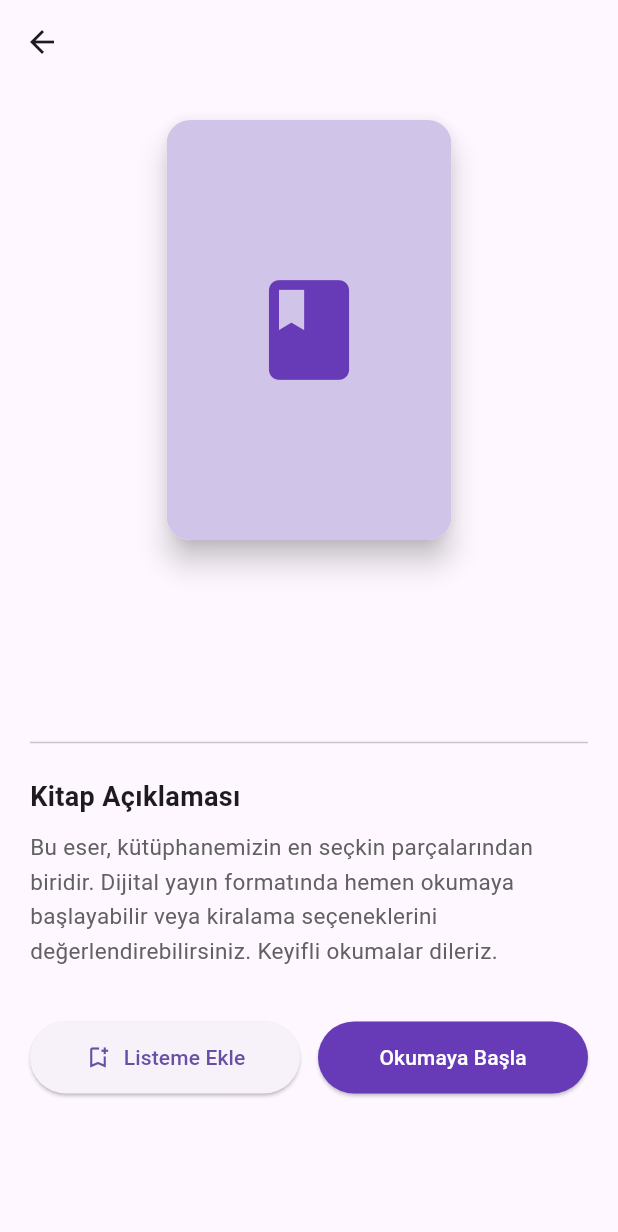
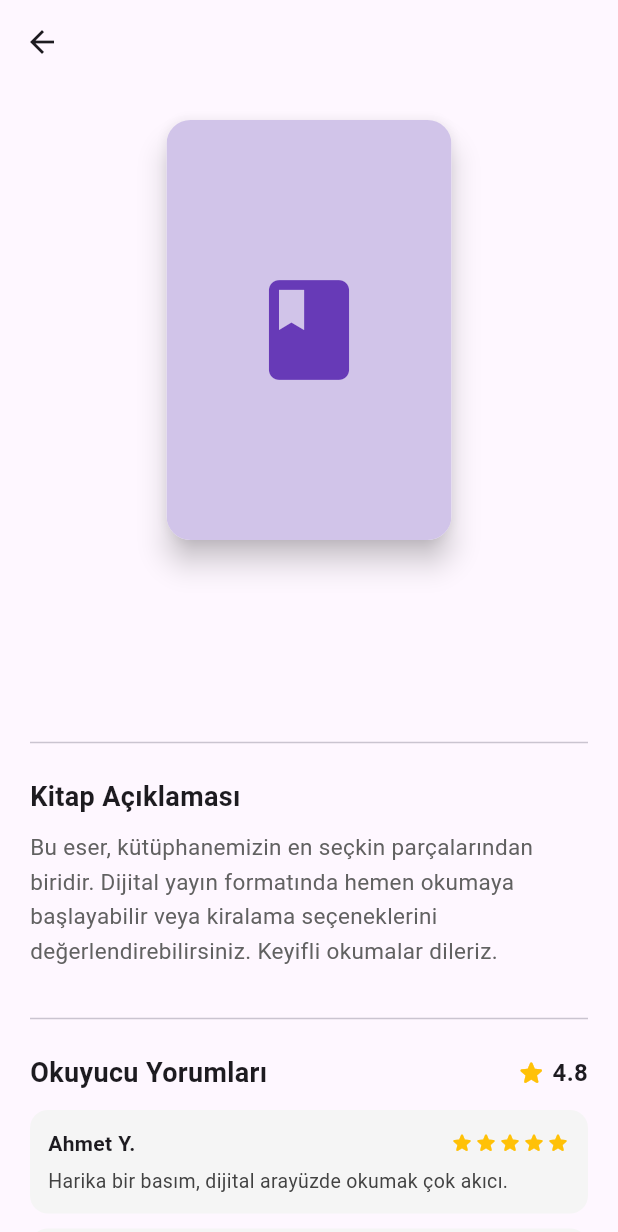
Before and after one commit to uelif1383-spec/233301159_elifUysal_Flutter_Proje, a Flutter app: the BookDetailPage screen opened directly with empty values, on a phone screen of 412 x 824 dp. Shown: the top 1232 px of the screen. Run offline on Flutter 3.47's test engine with Material 3 defaults, Android fonts, the phone set to English and light mode, and no system bars; key blocks and very long unbroken strings in the code were emptied for the run.

Commit message:
detay sayfasına kullanıcı yorumları görüntüleme eklendi.

```diff
--- a/lib/main.dart
+++ b/lib/main.dart
@@ -111,6 +111,31 @@ class BookDetailPage extends StatelessWidget {
               "Bu eser, kütüphanemizin en seçkin parçalarından biridir. Dijital yayın formatında hemen okumaya başlayabilir veya kiralama seçeneklerini değerlendirebilirsiniz. Keyifli okumalar dileriz.",
               style: TextStyle(fontSize: 15, color: Colors.grey.shade700, height: 1.5),
             ),
+
+            // 🆕 YENİ EKLENEN BÖLÜM: Okuyucu Yorumları ve Değerlendirmeler
+            const SizedBox(height: 25),
+            const Divider(),
+            const SizedBox(height: 15),
+            const Align(
+              alignment: Alignment.centerLeft,
+              child: Row(
+                mainAxisAlignment: MainAxisAlignment.spaceBetween,
+                children: [
+                  Text("Okuyucu Yorumları", style: TextStyle(fontSize: 18, fontWeight: FontWeight.bold)),
+                  Row(
+                    children: [
+                      Icon(Icons.star_rounded, color: Colors.amber, size: 20),
+                      SizedBox(width: 4),
+                      Text("4.8", style: TextStyle(fontSize: 16, fontWeight: FontWeight.bold)),
+                    ],
+                  ),
+                ],
+              ),
+            ),
+            const SizedBox(height: 12),
+            _buildCommentItem("Ahmet Y.", "Harika bir basım, dijital arayüzde okumak çok akıcı.", 5),
+            _buildCommentItem("Zeynep K.", "Her kitaplıkta bulunması gereken başucu eserlerinden biri.", 4),
+
             const SizedBox(height: 35),
             Row(
               children: [
@@ -136,6 +161,41 @@ class BookDetailPage extends StatelessWidget {
                 ),
               ],
             ),
+          ],
+        ),
+      ),
+    );
+  }
+
+  Widget _buildCommentItem(String name, String comment, int rating) {
+    return Card(
+      elevation: 0,
+      color: Colors.grey.shade100,
+      margin: const EdgeInsets.only(bottom: 10),
+      shape: RoundedRectangleBorder(borderRadius: BorderRadius.circular(12)),
+      child: Padding(
+        padding: const EdgeInsets.all(12.0),
+        child: Column(
+          crossAxisAlignment: CrossAxisAlignment.start,
+          children: [
+            Row(
+              mainAxisAlignment: MainAxisAlignment.spaceBetween,
+              children: [
+                Text(name, style: const TextStyle(fontWeight: FontWeight.bold, fontSize: 14)),
+                Row(
+                  children: List.generate(
+                    5,
+                        (index) => Icon(
+                      Icons.star_rounded,
+                      color: index < rating ? Colors.amber : Colors.grey.shade400,
+                      size: 16,
+                    ),
+                  ),
+                ),
+              ],
+            ),
+            const SizedBox(height: 6),
+            Text(comment, style: TextStyle(fontSize: 13, color: Colors.grey.shade800)),
           ],
         ),
       ),
@@ -327,7 +387,6 @@ class MainNavigationHolder extends StatefulWidget {
 class _MainNavigationHolderState extends State<MainNavigationHolder> {
   int _selectedIndex = 0;
 
-  // Tasarım değişmedi, sadece Satıcı Moduna 3. sayfa olarak "SellerOrders" entegre edildi
   List<Widget> get _pages => isSellerMode
       ? [const SellerDashboard(), const SellerInventory(), const SellerOrders(), const ProfilePage()]
       : [const UserHome(), const MyLibrary(), const ProfilePage()];
@@ -337,7 +396,7 @@ class _MainNavigationHolderState extends State<MainNavigationHolder> {
     return Scaffold(
       body: _pages[_selectedIndex],
       bottomNavigationBar: BottomNavigationBar(
-        type: BottomNavigationBarType.fixed, // Eleman sayısı 3'ü geçince kaymayı engeller
+        type: BottomNavigationBarType.fixed,
         currentIndex: _selectedIndex,
         onTap: (index) => setState(() => _selectedIndex = index),
         selectedItemColor: isSellerMode ? Colors.indigo : Colors.deepPurple,
@@ -345,7 +404,7 @@ class _MainNavigationHolderState extends State<MainNavigationHolder> {
             ? const [
           BottomNavigationBarItem(icon: Icon(Icons.space_dashboard_rounded), label: 'Panel'),
           BottomNavigationBarItem(icon: Icon(Icons.inventory_2_rounded), label: 'Stoklar'),
-          BottomNavigationBarItem(icon: Icon(Icons.receipt_long_rounded), label: 'Siparişler'), // YENİ BUTON
+          BottomNavigationBarItem(icon: Icon(Icons.receipt_long_rounded), label: 'Siparişler'),
           BottomNavigationBarItem(icon: Icon(Icons.person_rounded), label: 'Profil'),
         ]
             : const [
@@ -394,7 +453,7 @@ class _UserHomeState extends State<UserHome> {
               child: const Column(
                 crossAxisAlignment: CrossAxisAlignment.start,
                 children: [
-                  Text("Hoş geldin, Elif 👋", style: TextStyle(color: Colors.white, fontSize: 20, fontWeight: FontWeight.bold)),
+                  Text("Hoş geldin 👋", style: TextStyle(color: Colors.white, fontSize: 20, fontWeight: FontWeight.bold)),
                   SizedBox(height: 5),
                   Text("Bugün yeni dünyalar keşfetmeye ne dersin?", style: TextStyle(color: Colors.white70, fontSize: 14)),
                 ],
@@ -799,7 +858,6 @@ class SellerDashboard extends StatelessWidget {
   }
 }
 
-// Orijinal Tasarıma Uygun Stok Listesi Sayfası
 class SellerInventory extends StatelessWidget {
   const SellerInventory({super.key});
 
@@ -832,7 +890,6 @@ class SellerInventory extends StatelessWidget {
   }
 }
 
-// 🆕 YENİ SİPARİŞLER SAYFASI (Mevcut Temaya Tam Uyumlu)
 class SellerOrders extends StatelessWidget {
   const SellerOrders({super.key});
 
@@ -855,6 +912,7 @@ class SellerOrders extends StatelessWidget {
     );
   }
 }
+
 
 // --- PROFİL SAYFASI ---
 class ProfilePage extends StatefulWidget {
--- a/lib/register.dart
+++ b/lib/register.dart
@@ -160,15 +160,7 @@ class _RegisterPageState extends State<RegisterPage> {
                 // Kayıt Ol Butonu
                 ElevatedButton(
                   onPressed: () {
-                    if (_formKey.currentState!.validate()) {
-                      // Buradan backend'e (örn: SifreHash oluşturarak) veri göndereceksin
-                      // Veritabanındaki KayitTarihi ve AktifMi (default true/1) alanlarını da unutma.
-                      ScaffoldMessenger.of(context).showSnackBar(
-                        const SnackBar(content: Text('Kayıt oluşturuluyor...')),
-                      );
-                    }else if(_formKey==null){
 
-                    }
                   },
                   style: ElevatedButton.styleFrom(
                     backgroundColor: Colors.deepPurple,
```
